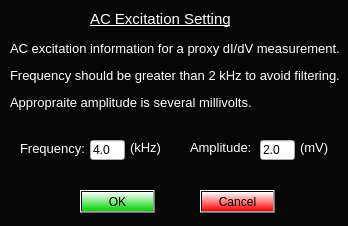
Qt form Scanner GUI/nSOTCharacterizer/acSetting.ui (afylab/nanoSQUID-Scanning-Software) before a commit.
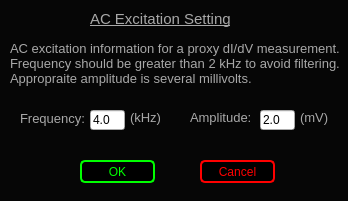
The same form after that commit.

The edit to the form file:
```diff
--- a/Scanner GUI/nSOTCharacterizer/acSetting.ui
+++ b/Scanner GUI/nSOTCharacterizer/acSetting.ui
@@ -7,7 +7,7 @@
     <x>0</x>
     <y>0</y>
     <width>348</width>
-    <height>226</height>
+    <height>201</height>
    </rect>
   </property>
   <property name="windowTitle">
@@ -22,45 +22,45 @@
     <rect>
      <x>10</x>
      <y>40</y>
-     <width>335</width>
-     <height>72</height>
+     <width>331</width>
+     <height>48</height>
     </rect>
    </property>
    <property name="text">
-    <string>&lt;html&gt;&lt;head/&gt;&lt;body&gt;&lt;p&gt;&lt;span style=&quot; font-size:10pt; color:#ffffff;&quot;&gt;AC excitation information for a proxy dI/dV measurement. &lt;/span&gt;&lt;/p&gt;&lt;p&gt;&lt;span style=&quot; font-size:10pt; color:#ffffff;&quot;&gt;Frequency should be greater than 2 kHz to avoid filtering.&lt;/span&gt;&lt;/p&gt;&lt;p&gt;&lt;span style=&quot; font-size:10pt; color:#ffffff;&quot;&gt;Appropraite amplitude is several millivolts.&lt;/span&gt;&lt;/p&gt;&lt;/body&gt;&lt;/html&gt;</string>
+    <string>&lt;html&gt;&lt;head/&gt;&lt;body&gt;&lt;p&gt;&lt;span style=&quot; font-size:10pt; color:#a8a8a8;&quot;&gt;AC excitation information for a proxy dI/dV measurement. &lt;br/&gt;Frequency should be greater than 2 kHz to avoid filtering.&lt;br/&gt;Appropraite amplitude is several millivolts.&lt;/span&gt;&lt;/p&gt;&lt;/body&gt;&lt;/html&gt;</string>
    </property>
   </widget>
   <widget class="QLabel" name="label_2">
    <property name="geometry">
     <rect>
      <x>20</x>
-     <y>140</y>
+     <y>110</y>
      <width>73</width>
      <height>18</height>
     </rect>
    </property>
    <property name="text">
-    <string>&lt;html&gt;&lt;head/&gt;&lt;body&gt;&lt;p&gt;&lt;span style=&quot; font-size:10pt; color:#ffffff;&quot;&gt;Frequency:&lt;/span&gt;&lt;/p&gt;&lt;/body&gt;&lt;/html&gt;</string>
+    <string>&lt;html&gt;&lt;head/&gt;&lt;body&gt;&lt;p&gt;&lt;span style=&quot; font-size:10pt; color:#a8a8a8;&quot;&gt;Frequency:&lt;/span&gt;&lt;/p&gt;&lt;/body&gt;&lt;/html&gt;</string>
    </property>
   </widget>
   <widget class="QLabel" name="label_3">
    <property name="geometry">
     <rect>
      <x>190</x>
-     <y>140</y>
+     <y>110</y>
      <width>62</width>
      <height>16</height>
     </rect>
    </property>
    <property name="text">
-    <string>&lt;html&gt;&lt;head/&gt;&lt;body&gt;&lt;p&gt;&lt;span style=&quot; font-size:10pt; color:#ffffff;&quot;&gt;Amplitude:&lt;/span&gt;&lt;/p&gt;&lt;/body&gt;&lt;/html&gt;</string>
+    <string>&lt;html&gt;&lt;head/&gt;&lt;body&gt;&lt;p&gt;&lt;span style=&quot; font-size:10pt; color:#a8a8a8;&quot;&gt;Amplitude:&lt;/span&gt;&lt;/p&gt;&lt;/body&gt;&lt;/html&gt;</string>
    </property>
   </widget>
   <widget class="QLineEdit" name="acFreqValue">
    <property name="geometry">
     <rect>
      <x>90</x>
-     <y>140</y>
+     <y>110</y>
      <width>35</width>
      <height>20</height>
     </rect>
@@ -73,7 +73,7 @@
    <property name="geometry">
     <rect>
      <x>260</x>
-     <y>140</y>
+     <y>110</y>
      <width>35</width>
      <height>20</height>
     </rect>
@@ -86,39 +86,51 @@
    <property name="geometry">
     <rect>
      <x>130</x>
-     <y>140</y>
+     <y>110</y>
      <width>30</width>
      <height>16</height>
     </rect>
    </property>
    <property name="text">
-    <string>&lt;html&gt;&lt;head/&gt;&lt;body&gt;&lt;p&gt;&lt;span style=&quot; font-size:10pt; color:#ffffff;&quot;&gt;(kHz)&lt;/span&gt;&lt;/p&gt;&lt;/body&gt;&lt;/html&gt;</string>
+    <string>&lt;html&gt;&lt;head/&gt;&lt;body&gt;&lt;p&gt;&lt;span style=&quot; font-size:10pt; color:#a8a8a8;&quot;&gt;(kHz)&lt;/span&gt;&lt;/p&gt;&lt;/body&gt;&lt;/html&gt;</string>
    </property>
   </widget>
   <widget class="QLabel" name="label_5">
    <property name="geometry">
     <rect>
      <x>300</x>
-     <y>140</y>
+     <y>110</y>
      <width>30</width>
      <height>16</height>
     </rect>
    </property>
    <property name="text">
-    <string>&lt;html&gt;&lt;head/&gt;&lt;body&gt;&lt;p&gt;&lt;span style=&quot; font-size:10pt; color:#ffffff;&quot;&gt;(mV)&lt;/span&gt;&lt;/p&gt;&lt;/body&gt;&lt;/html&gt;</string>
+    <string>&lt;html&gt;&lt;head/&gt;&lt;body&gt;&lt;p&gt;&lt;span style=&quot; font-size:10pt; color:#a8a8a8;&quot;&gt;(mV)&lt;/span&gt;&lt;/p&gt;&lt;/body&gt;&lt;/html&gt;</string>
    </property>
   </widget>
   <widget class="QPushButton" name="okACSet">
    <property name="geometry">
     <rect>
      <x>80</x>
-     <y>190</y>
+     <y>160</y>
      <width>75</width>
      <height>23</height>
     </rect>
    </property>
    <property name="styleSheet">
-    <string notr="true">background-color: qlineargradient(spread:pad, x1:1, y1:1, x2:1, y2:0, stop:0 rgba(0, 209, 0, 255), stop:1 rgba(255, 255, 255, 255));</string>
+    <string notr="true">QPushButton:pressed#okACSet{
+color: rgb(95,107,166);
+background-color:rgb(168,168,168);
+border: 1px solid rgb(95,107,166);
+border-radius: 5px
+}
+
+QPushButton#okACSet{
+color: rgb(0,255,0);
+background-color:rgb(0,0,0);
+border: 2px solid rgb(0,255,0);
+border-radius: 5px
+}</string>
    </property>
    <property name="text">
     <string>OK</string>
@@ -128,13 +140,25 @@
    <property name="geometry">
     <rect>
      <x>200</x>
-     <y>190</y>
+     <y>160</y>
      <width>75</width>
      <height>23</height>
     </rect>
    </property>
    <property name="styleSheet">
-    <string notr="true">background-color: qlineargradient(spread:pad, x1:1, y1:1, x2:1, y2:0, stop:0 rgba(255, 0, 0, 255), stop:1 rgba(255, 255, 255, 255));</string>
+    <string notr="true">QPushButton:pressed#cancelACSet{
+color: rgb(95,107,166);
+background-color:rgb(168,168,168);
+border: 1px solid rgb(95,107,166);
+border-radius: 5px
+}
+
+QPushButton#cancelACSet{
+color: rgb(255,0, 0);
+background-color:rgb(0,0,0);
+border: 2px solid  rgb(255,0, 0);
+border-radius: 5px
+}</string>
    </property>
    <property name="text">
     <string>Cancel</string>
@@ -150,7 +174,7 @@
     </rect>
    </property>
    <property name="text">
-    <string>&lt;html&gt;&lt;head/&gt;&lt;body&gt;&lt;p&gt;&lt;span style=&quot; font-size:11pt; text-decoration: underline; color:#ffffff;&quot;&gt;AC Excitation Settings&lt;/span&gt;&lt;/p&gt;&lt;/body&gt;&lt;/html&gt;</string>
+    <string>&lt;html&gt;&lt;head/&gt;&lt;body&gt;&lt;p&gt;&lt;span style=&quot; font-size:11pt; text-decoration: underline; color:#a8a8a8;&quot;&gt;AC Excitation Settings&lt;/span&gt;&lt;/p&gt;&lt;/body&gt;&lt;/html&gt;</string>
    </property>
   </widget>
  </widget>
```
